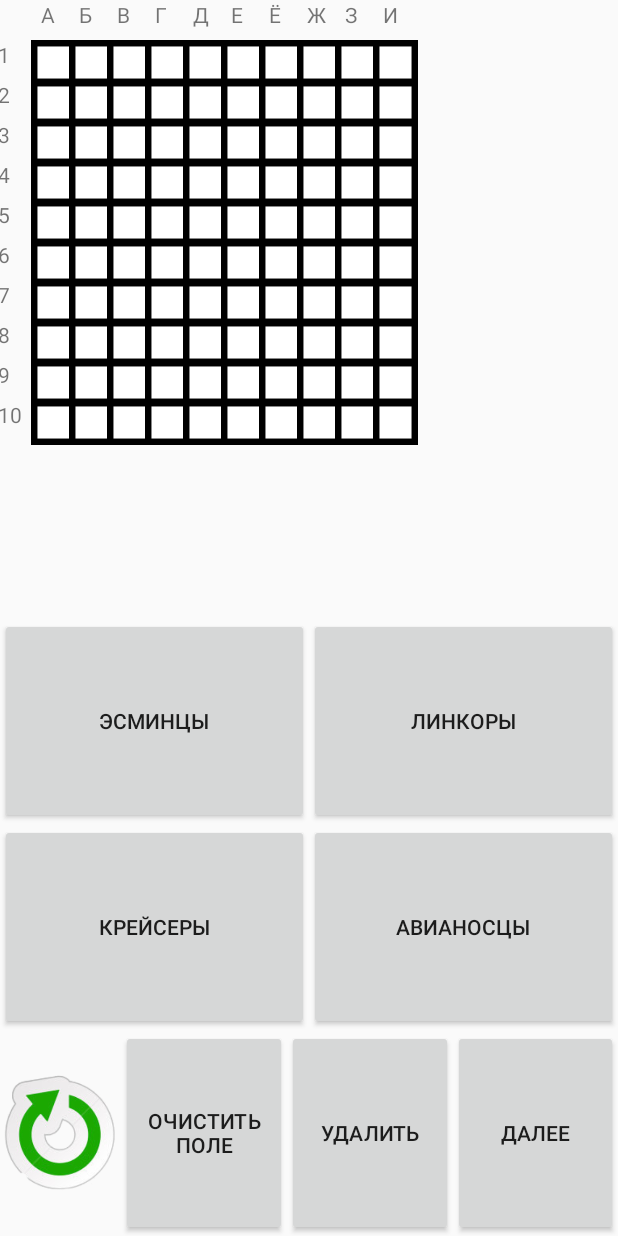
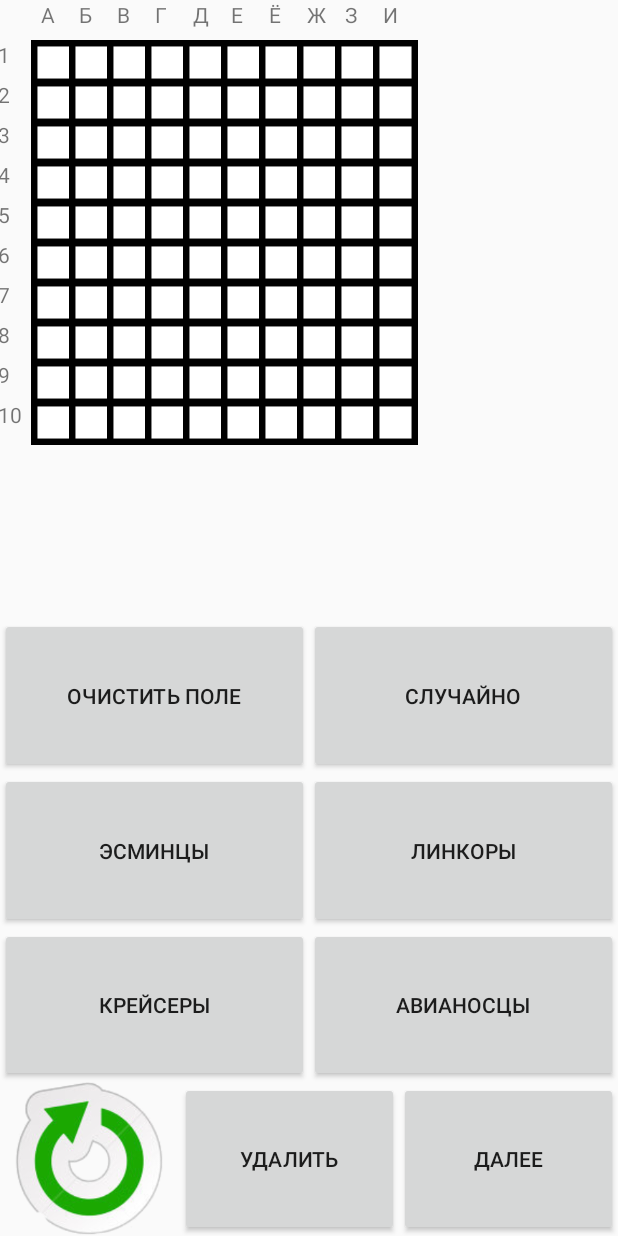
Before and after one commit to Kamys/SeaFight2, an Android app: the PlanningActivity screen opened directly, with no data from a screen before it, on a phone screen of 412 x 824 dp. Run offline under Robolectric (Android 15) with nearby library versions, the phone set to English and light mode, and no system bars.

Commit message:
Add button random.

```diff
--- a/app/src/main/java/hnkntoc/com/seafight2/Activity/BattlefieldActivity.java
+++ b/app/src/main/java/hnkntoc/com/seafight2/Activity/BattlefieldActivity.java
@@ -8,7 +8,7 @@ import android.support.v4.app.FragmentActivity;
 import java.util.ArrayList;
 
 import hnkntoc.com.seafight2.Activity.fragment.PlayingFieldFragment;
-import hnkntoc.com.seafight2.Calculate.ShipDraw;
+import hnkntoc.com.seafight2.Game.Calculate.ShipDraw;
 import hnkntoc.com.seafight2.Game.Field.Cell;
 import hnkntoc.com.seafight2.Game.Ship;
 import hnkntoc.com.seafight2.R;
@@ -28,7 +28,7 @@ public class BattlefieldActivity extends FragmentActivity {
         Cell[][] cells = fragment.getListCell();
 
         for (Ship ship: (ArrayList<Ship>) getIntent().getSerializableExtra("list")) {
-            ShipDraw shipDraw = new ShipDraw(cells,ship,ship.getColumns(),ship.getRows());
+            ShipDraw shipDraw = new ShipDraw(cells,ship);
             shipDraw.action();
         }
 
--- a/app/src/main/java/hnkntoc/com/seafight2/Activity/PlanningActivity.java
+++ b/app/src/main/java/hnkntoc/com/seafight2/Activity/PlanningActivity.java
@@ -12,9 +12,10 @@ import android.widget.ImageView;
 
 import java.util.ArrayList;
 
-import hnkntoc.com.seafight2.Clikc.ClickDelet;
+import hnkntoc.com.seafight2.Game.Clikc.ClickDelet;
 import hnkntoc.com.seafight2.Game.Field.Cell;
 import hnkntoc.com.seafight2.Game.Field.PlayingField;
+import hnkntoc.com.seafight2.Game.GenerationShip;
 import hnkntoc.com.seafight2.R;
 import hnkntoc.com.seafight2.Activity.fragment.PlayingFieldFragment;
 import hnkntoc.com.seafight2.Game.Ship;
@@ -27,6 +28,7 @@ public class PlanningActivity extends FragmentActivity implements View.OnClickLi
     private boolean thisStatus=true; //true- vertical , false - horizontal;
     private ArrayList<Ship> listShip = new ArrayList<>();
     private PlayingField playingField;
+    private PlayingFieldFragment playingFieldFragment;
 
     private boolean butStateAdd; //Нажаты ли кнопки добавление корабля
     private boolean butStateDelet;//Нажати ли кнопка Удалит
@@ -51,10 +53,10 @@ public class PlanningActivity extends FragmentActivity implements View.OnClickLi
         addShip3 = (Button) findViewById(R.id.newShip3);
         addShip4 = (Button) findViewById(R.id.newShip4);
 
-        PlayingFieldFragment fieldFragment = (PlayingFieldFragment) getFragmentManager().findFragmentById(R.id.fieldFragment);
+        playingFieldFragment = (PlayingFieldFragment) getFragmentManager().findFragmentById(R.id.fieldFragment);
 
-        listCell = fieldFragment.getListCell();
-        for(Cell cells[]:fieldFragment.getListCell()){
+        listCell = playingFieldFragment.getListCell();
+        for(Cell cells[]: playingFieldFragment.getListCell()){
             for(Cell cell:cells){
                 cell.setOnClickListener(this);
             }
@@ -98,6 +100,9 @@ public class PlanningActivity extends FragmentActivity implements View.OnClickLi
         butStateDelet = false;
     }
 
+    /**
+     * Считает количество Ships
+     */
     public void calcShips(){
 
         quantityShips1=0;
@@ -146,10 +151,10 @@ public class PlanningActivity extends FragmentActivity implements View.OnClickLi
         thisShip=null;
         butStateAdd = true;
         switch (v.getId()){
-            case R.id.newShip1: thisShip = new Ship(R.drawable.yellow_field,1); break;
-            case R.id.newShip2: thisShip = new Ship(R.drawable.green_field,2); break;
-            case R.id.newShip3: thisShip = new Ship(R.drawable.blue_field,3); break;
-            case R.id.newShip4: thisShip = new Ship(R.drawable.red_field,4); break;
+            case R.id.newShip1: thisShip = new Ship(1); break;
+            case R.id.newShip2: thisShip = new Ship(2); break;
+            case R.id.newShip3: thisShip = new Ship(3); break;
+            case R.id.newShip4: thisShip = new Ship(4); break;
         }
     }
 
@@ -170,7 +175,7 @@ public class PlanningActivity extends FragmentActivity implements View.OnClickLi
 
     public void OnClickClear(View v){
         for(Ship ship:listShip){
-            ship.destruction(listCell, ship.getColumns(), ship.getRows());
+            ship.destruction(listCell);
         }
         listShip.clear();
         calcShips();
@@ -179,7 +184,20 @@ public class PlanningActivity extends FragmentActivity implements View.OnClickLi
     public void OnClickNext(View v){
         Log.i("OnClickNext", "NEXT GO");
         Intent intent = new Intent(this,BattlefieldActivity.class);
-        intent.putExtra("list",listShip);
+        intent.putExtra("list", listShip);
         startActivity(intent);
     }
+
+    public void OnClickRandom(View v){
+        OnClickClear(null);
+        GenerationShip generationShip = new GenerationShip(listCell);
+        if(!generationShip.generate()){
+            playingFieldFragment.update(listShip);
+            calcShips();
+            return;
+        }
+        listShip = generationShip.getListShip();
+        calcShips();
+    }
+
 }
--- a/app/src/main/java/hnkntoc/com/seafight2/Calculate/CalculateCoorShip.java
+++ b/app/src/main/java/hnkntoc/com/seafight2/Game/Calculate/CalculateCoorShip.java
@@ -1,4 +1,4 @@
-package hnkntoc.com.seafight2.Calculate;
+package hnkntoc.com.seafight2.Game.Calculate;
 
 
 import hnkntoc.com.seafight2.Game.Field.Cell;
--- a/app/src/main/java/hnkntoc/com/seafight2/Calculate/ShipCheck.java
+++ b/app/src/main/java/hnkntoc/com/seafight2/Game/Calculate/ShipCheck.java
@@ -1,4 +1,4 @@
-package hnkntoc.com.seafight2.Calculate;
+package hnkntoc.com.seafight2.Game.Calculate;
 
 
 import hnkntoc.com.seafight2.Game.Field.Cell;
--- a/app/src/main/java/hnkntoc/com/seafight2/Calculate/ShipDelet.java
+++ b/app/src/main/java/hnkntoc/com/seafight2/Game/Calculate/ShipDelet.java
@@ -1,4 +1,4 @@
-package hnkntoc.com.seafight2.Calculate;
+package hnkntoc.com.seafight2.Game.Calculate;
 
 
 import hnkntoc.com.seafight2.Game.Field.Cell;
@@ -25,7 +25,7 @@ public class ShipDelet extends CalculateCoorShip {
     protected void actionIndent(int columns, int rows) {
         Cell cell = listCell[columns][rows];
         if(cell.getGameObject()!=null){
-            cell.getGameObject().destruction(listCell,columns,rows);
+            cell.getGameObject().destruction(listCell);
         }
     }
 
--- a/app/src/main/java/hnkntoc/com/seafight2/Clikc/ClickDelet.java
+++ b/app/src/main/java/hnkntoc/com/seafight2/Game/Clikc/ClickDelet.java
@@ -1,4 +1,4 @@
-package hnkntoc.com.seafight2.Clikc;
+package hnkntoc.com.seafight2.Game.Clikc;
 
 
 import hnkntoc.com.seafight2.Game.Field.Cell;
@@ -10,7 +10,7 @@ public class ClickDelet implements HandlerCellClick {
     @Override
     public boolean OnClick(Cell[][] listCell, int columns, int rows) {
         listCell[columns][rows].getGameObject()
-                .destruction(listCell,columns,rows);
+                .destruction(listCell);
         return true;
     }
 }
--- a/app/src/main/java/hnkntoc/com/seafight2/Clikc/HandlerCellClick.java
+++ b/app/src/main/java/hnkntoc/com/seafight2/Game/Clikc/HandlerCellClick.java
@@ -1,4 +1,4 @@
-package hnkntoc.com.seafight2.Clikc;
+package hnkntoc.com.seafight2.Game.Clikc;
 
 
 import hnkntoc.com.seafight2.Game.Field.Cell;
--- a/app/src/main/java/hnkntoc/com/seafight2/Game/Field/PlayingField.java
+++ b/app/src/main/java/hnkntoc/com/seafight2/Game/Field/PlayingField.java
@@ -1,7 +1,7 @@
 package hnkntoc.com.seafight2.Game.Field;
 
 
-import hnkntoc.com.seafight2.Clikc.HandlerCellClick;
+import hnkntoc.com.seafight2.Game.Clikc.HandlerCellClick;
 import hnkntoc.com.seafight2.Game.GameObject;
 
 /**
@@ -15,7 +15,7 @@ public class PlayingField {
     }
 
     public boolean AddGameObject(GameObject gameObject,int columns,int rows){
-        return gameObject.add(listCell,columns,rows);
+        return gameObject.add(listCell);
     }
 
     public boolean onClikc(int columns,int rows,HandlerCellClick handlerCellClick){
--- a/app/src/main/res/layout/activity_planning.xml
+++ b/app/src/main/res/layout/activity_planning.xml
@@ -17,6 +17,31 @@
         android:layout_width="match_parent"
         android:layout_height="match_parent"
         android:layout_weight="1">
+
+        <LinearLayout
+            android:orientation="horizontal"
+            android:layout_width="match_parent"
+            android:layout_height="match_parent"
+            android:layout_weight="1">
+
+            <Button
+                android:layout_width="match_parent"
+                android:layout_height="match_parent"
+                android:text="@string/planning_clear"
+                android:id="@+id/clear"
+                android:layout_weight="1"
+                android:onClick="OnClickClear"/>
+
+            <Button
+                android:layout_width="match_parent"
+                android:layout_height="match_parent"
+                android:text="@string/planning_random"
+                android:id="@+id/random"
+                android:layout_weight="1"
+                android:onClick="OnClickRandom"/>
+
+
+        </LinearLayout>
 
         <LinearLayout
             android:orientation="horizontal"
@@ -84,14 +109,6 @@
             <Button
                 android:layout_width="match_parent"
                 android:layout_height="match_parent"
-                android:text="@string/planning_clear"
-                android:id="@+id/clear"
-                android:layout_weight="1"
-                android:onClick="OnClickClear"/>
-
-            <Button
-                android:layout_width="match_parent"
-                android:layout_height="match_parent"
                 android:text="@string/planning_delete"
                 android:id="@+id/button4"
                 android:layout_weight="1"
--- a/app/src/main/res/values/strings.xml
+++ b/app/src/main/res/values/strings.xml
@@ -16,4 +16,5 @@
     <string name="planning_next">Далее</string>
     <string name="planning_delete">Удалить</string>
     <string name="planning_clear">Очистить поле</string>
+    <string name="planning_random">Случайно</string>
 </resources>
```
Also changed, not shown: app/src/main/java/hnkntoc/com/seafight2/Activity/fragment/PlayingFieldFragment.java (+12 -0 lines), app/src/main/java/hnkntoc/com/seafight2/Game/Calculate/ShipDraw.java (renamed from app/src/main/java/hnkntoc/com/seafight2/Calculate/ShipDraw.java, +4 -4 lines), app/src/main/java/hnkntoc/com/seafight2/Game/GameObject.java (+20 -2 lines), app/src/main/java/hnkntoc/com/seafight2/Game/GenerationShip.java (added, +111 -0 lines), app/src/main/java/hnkntoc/com/seafight2/Game/Indent.java (+5 -3 lines), app/src/main/java/hnkntoc/com/seafight2/Game/Ship.java (+16 -27 lines), app/src/main/res/layout/battl.xml (+0 -7 lines).
